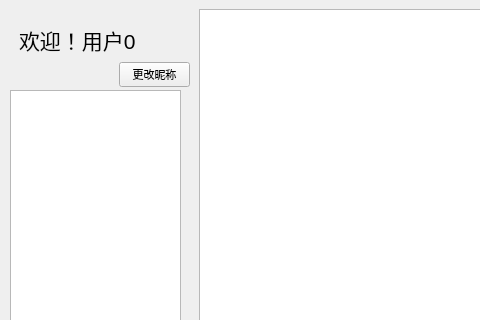
Qt form Client/MainWindow.ui (EverLostXI/onlineChatroom) before a commit; both pictures show x 0 to 480 and y 0 to 320 of the 662 by 461 pixel window.
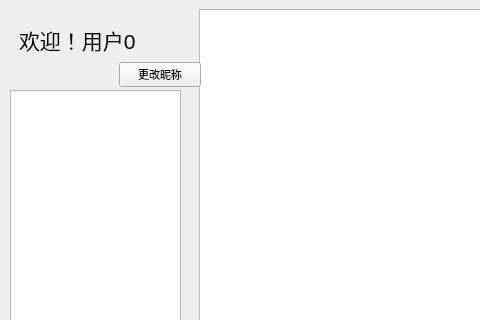
The same form after that commit.

What changed in the file:
```diff
--- a/Client/MainWindow.ui
+++ b/Client/MainWindow.ui
@@ -132,13 +132,16 @@
     <rect>
      <x>119</x>
      <y>59</y>
-     <width>71</width>
+     <width>82</width>
      <height>31</height>
     </rect>
    </property>
    <layout class="QVBoxLayout" name="verticalLayout_6">
     <item>
      <widget class="QPushButton" name="setNicknameButton">
+      <property name="enabled">
+       <bool>true</bool>
+      </property>
       <property name="font">
        <font>
         <pointsize>8</pointsize>
```
